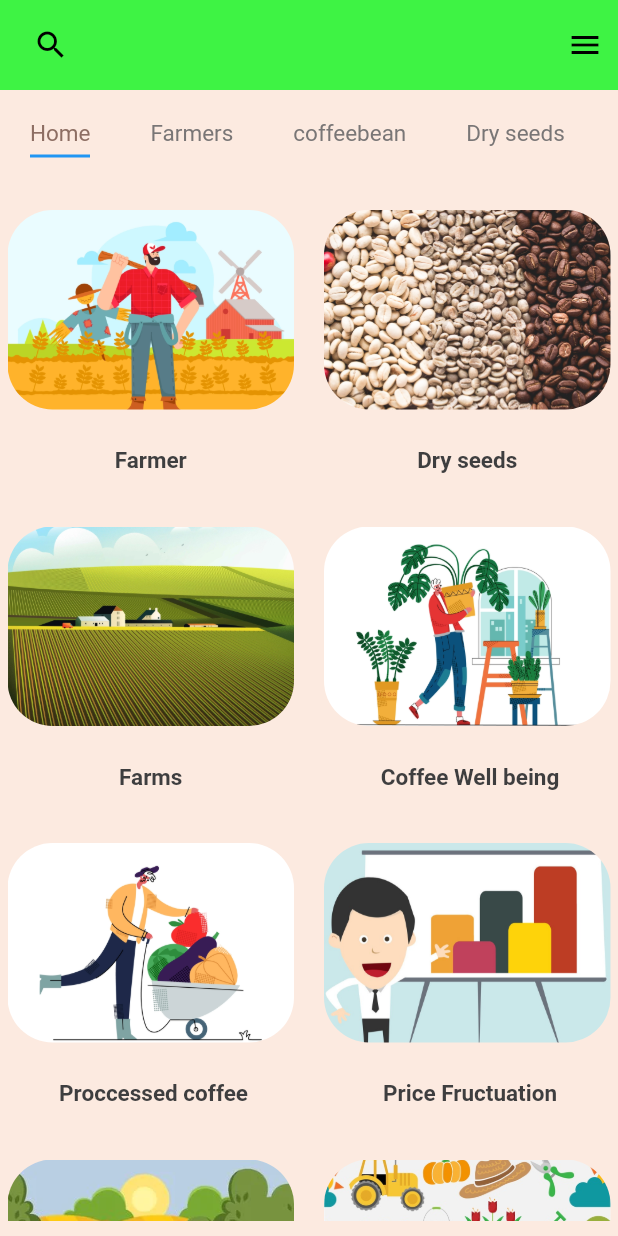
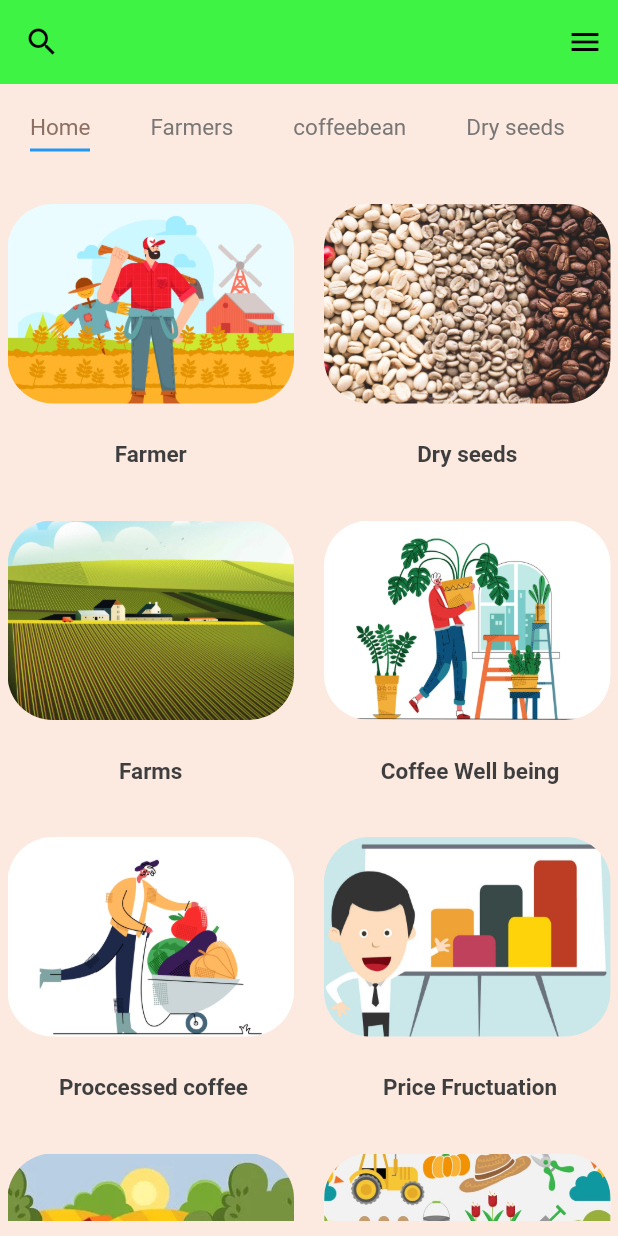
Before and after one commit to Bamwesigye-Calvin-Kiiza/easycoffee, a Flutter app: the HomeScreen screen opened directly, on a phone screen of 412 x 824 dp. Run offline on Flutter 3.47's test engine with Material 2 defaults, Android fonts, the phone set to English and light mode, and no system bars; our stand-ins replace awesome_snackbar_content, cloud_firestore, dio, firebase_auth, firebase_core, firebase_storage and 4 more; missing offline and left inert: flutter_google_places, google_api_headers, google_maps_webservice; accounts and stored records are empty.

Commit message:
appbar filled to top

```diff
--- a/easy_coffee_copy/easy_coffee_copy_1/lib/screens/home/home_screen.dart
+++ b/easy_coffee_copy/easy_coffee_copy_1/lib/screens/home/home_screen.dart
@@ -17,10 +17,9 @@ class HomeScreen extends StatefulWidget {
 class _HomeScreenState extends State<HomeScreen> {
   @override
   Widget build(BuildContext context) {
-    return SafeArea(
-        child: Scaffold(
+    return Scaffold(
       endDrawer: NavBar(),
-      appBar: PreferredSize(
+      /*appBar: PreferredSize(
         preferredSize: Size.fromHeight(60),
         child: Container(
           color: Color.fromARGB(255, 62, 243, 68),
@@ -52,8 +51,40 @@ class _HomeScreenState extends State<HomeScreen> {
             ],
           ),
         ),
-      ),
+      ),*/
+      appBar: buildappbar(context),
       body: Body(),
-    ));
+    );
+  }
+
+  AppBar buildappbar(BuildContext context) {
+    return AppBar(
+        backgroundColor: Color.fromARGB(255, 62, 243, 68),
+        elevation: 0,
+        leading: IconButton(
+          onPressed: (() {
+            showSearch(context: context, delegate: CustomSearchDelegate());
+          }),
+          icon: Icon(
+            Icons.search,
+            color: Colors.black,
+          ),
+        ),
+        actions: [
+          Builder(
+            builder: (context) => GestureDetector(
+              onTap: () {
+                Scaffold.of(context).openEndDrawer();
+              },
+              child: Icon(
+                Icons.menu,
+                color: Colors.black,
+              ),
+            ),
+          ),
+          SizedBox(
+            width: 10,
+          )
+        ]);
   }
 }
```
